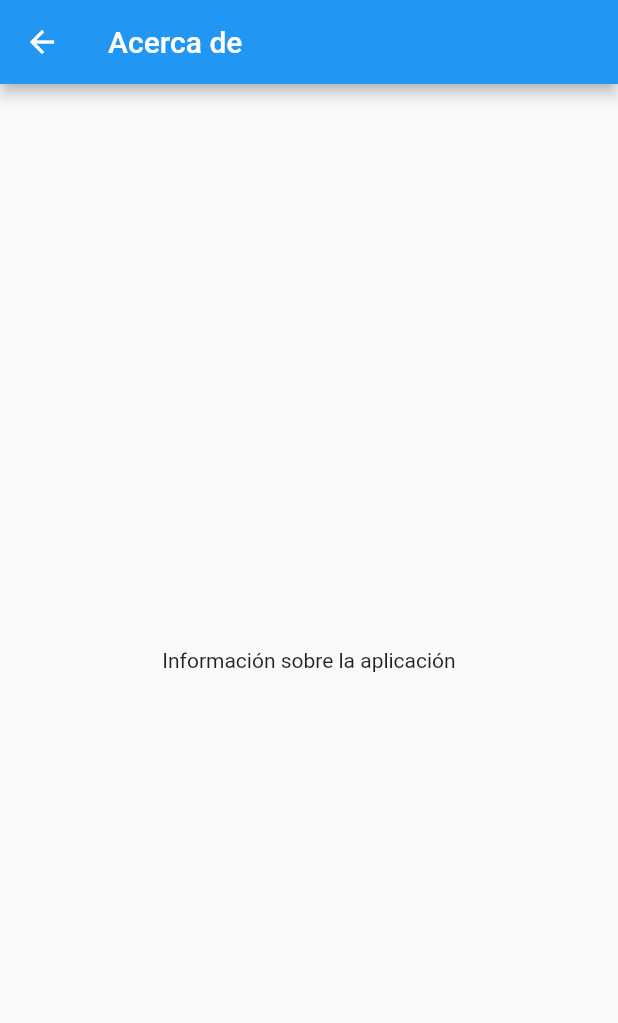
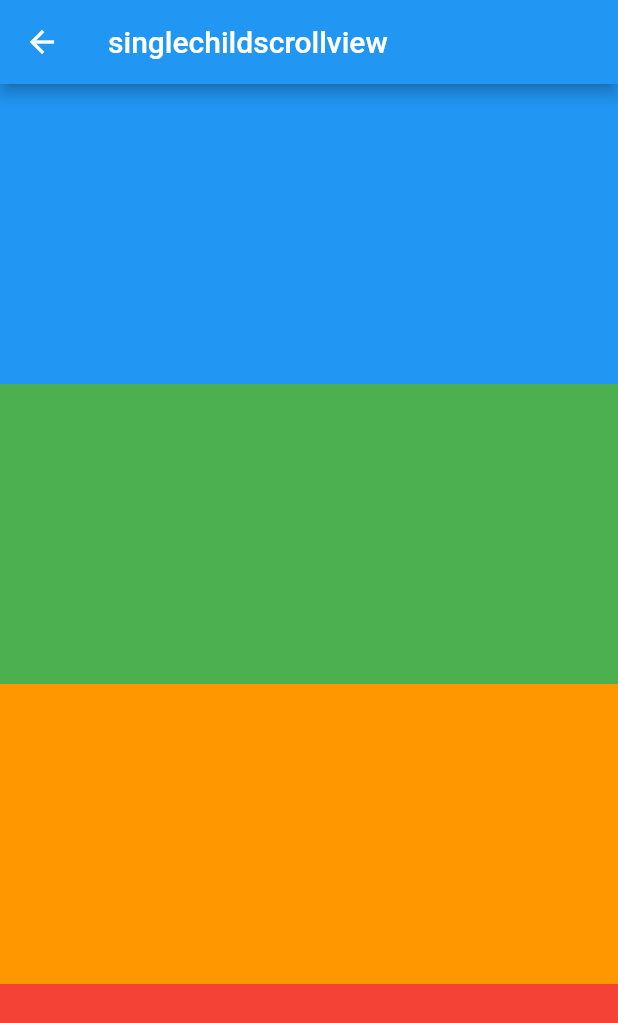
Before and after one commit to hasell-portillo/evaluacion3_nayeli, a Flutter app: the AcercaDePage screen opened by its route, on a phone screen of 412 x 824 dp. Shown: the top 1023 px of the screen. Run offline on Flutter 3.47's test engine with Material 2 defaults, Android fonts, the phone set to English and light mode, and no system bars.

Commit message:
agregando single

```diff
--- a/lib/singlechildscrollview.dart
+++ b/lib/singlechildscrollview.dart
@@ -1,15 +1,67 @@
 import 'package:flutter/material.dart';
+
+void main() {
+  runApp(MyApp());
+}
+
+class MyApp extends StatelessWidget {
+  @override
+  Widget build(BuildContext context) {
+    return MaterialApp(
+      home: Scaffold(
+        appBar: AppBar(
+          title: Text('SingleChildScrollView'),
+        ),
+        body: MySingleChildScrollView(),
+      ),
+    );
+  }
+}
+
+class MySingleChildScrollView extends StatelessWidget {
+  @override
+  Widget build(BuildContext context) {
+    return SingleChildScrollView(
+      child: Column(
+        children: <Widget>[
+          Container(
+            height: 200.0,
+            color: Colors.blue,
+          ),
+          Container(
+            height: 200.0,
+            color: Colors.green,
+          ),
+          Container(
+            height: 200.0,
+            color: Colors.orange,
+          ),
+          Container(
+            height: 200.0,
+            color: Colors.red,
+          ),
+          Container(
+            height: 200.0,
+            color: Colors.purple,
+          ),
+          Container(
+            height: 200.0,
+            color: Colors.yellow,
+          ),
+        ],
+      ),
+    );
+  }
+}
 
 class AcercaDePage extends StatelessWidget {
   @override
   Widget build(BuildContext context) {
     return Scaffold(
       appBar: AppBar(
-        title: Text('Acerca de'),
+        title: Text('singlechildscrollview'),
       ),
-      body: Center(
-        child: Text('Información sobre la aplicación'),
-      ),
+      body: MySingleChildScrollView(),
     );
   }
 }
```
